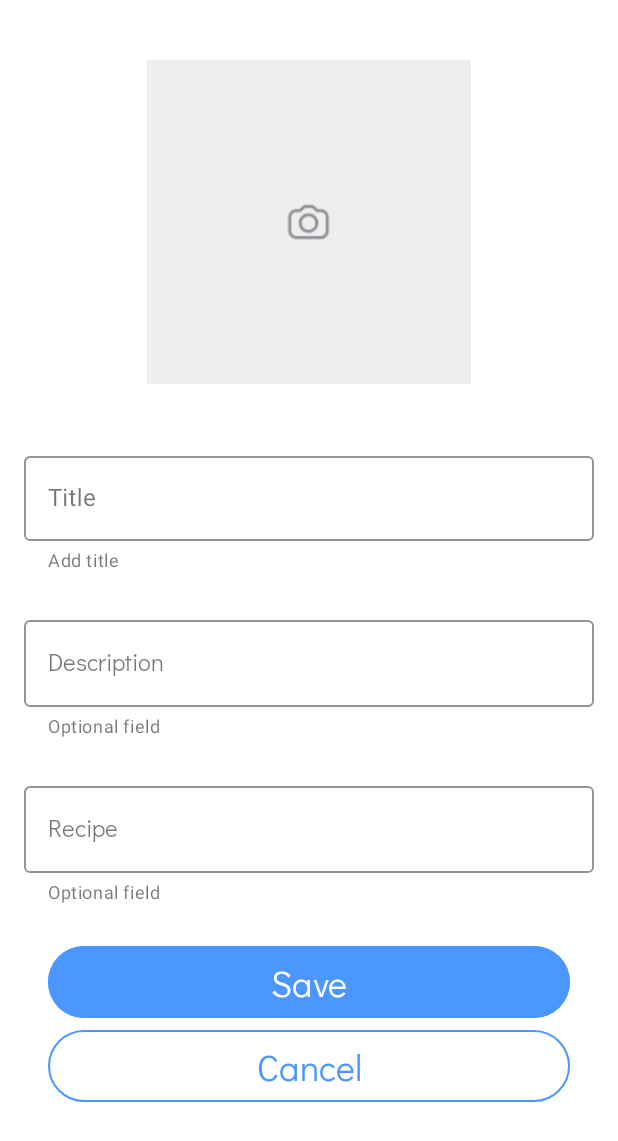
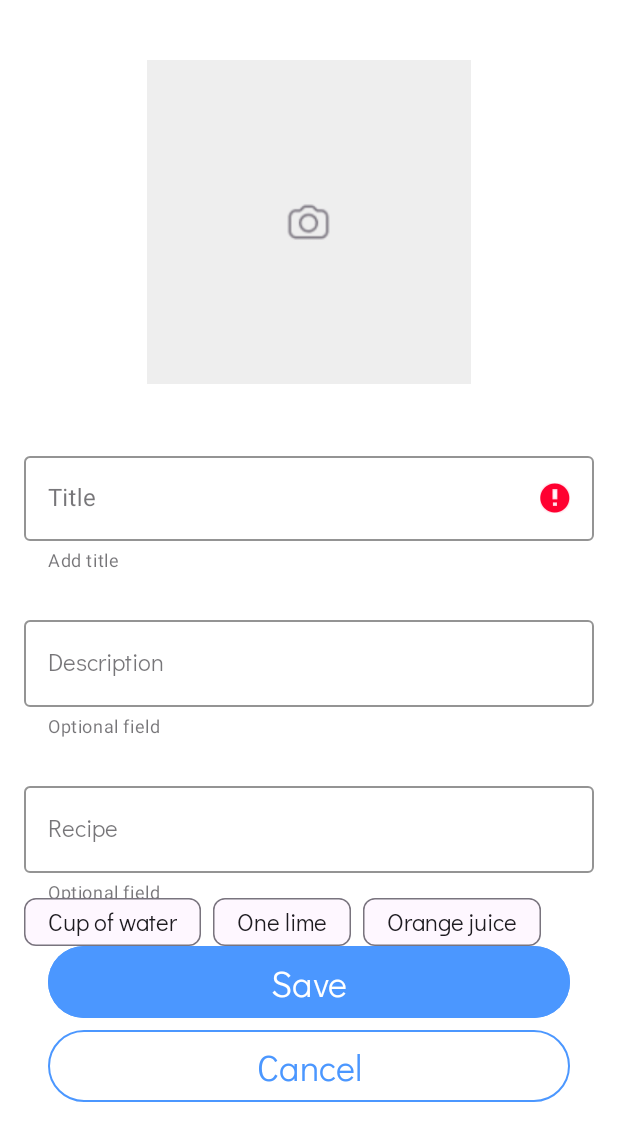
Before and after one commit to nastyaanastasya/cocktail-bar, an Android app: the EditFragment screen opened through its navigation route, after a tap on "Save", on a phone screen of 412 x 824 dp. Shown: the top 1141 px of the screen. Run offline under Robolectric (Android 15) with nearby library versions, the phone set to English and light mode, and no system bars; our stand-ins replace Dagger/Hilt's generated code, Room's generated code.

Commit message:
chips added, edit screen fixed

```diff
--- a/app/src/main/java/com/nastyaanastasya/cocktailbar/presentation/fragment/editing/EditFragment.kt
+++ b/app/src/main/java/com/nastyaanastasya/cocktailbar/presentation/fragment/editing/EditFragment.kt
@@ -68,6 +68,7 @@ class EditFragment : Fragment(R.layout.fragment_edit) {
                     id?.let {
                         editViewModel.edit(cocktail)
                     } ?: editViewModel.save(cocktail)
+                    navigateBack()
                 }
             }
             btnDelete.setOnClickListener {
@@ -93,9 +94,16 @@ class EditFragment : Fragment(R.layout.fragment_edit) {
                 name = binding.tietTitle.text.toString(),
                 desc = binding.tietDesc.text.toString(),
                 recipe = binding.tietRecipe.text.toString(),
-                ingredients = emptyList()
+                ingredients = mutableListOf()
             )
         }
+        else {
+            showErrorMessage()
+        }
+    }
+
+    private fun showErrorMessage() {
+        binding.tietTitle.error = getString(R.string.show_error)
     }
 
     private fun checkTitleText() = binding.tietTitle.text.toString().isNotBlank()
--- a/app/src/main/res/layout/fragment_edit.xml
+++ b/app/src/main/res/layout/fragment_edit.xml
@@ -79,6 +79,41 @@
                 android:inputType="textMultiLine" />
         </com.google.android.material.textfield.TextInputLayout>
 
+        <com.google.android.material.chip.ChipGroup
+            android:id="@+id/chip_group"
+            android:layout_width="0dp"
+            android:layout_height="wrap_content"
+            android:layout_marginStart="@dimen/margin_16"
+            android:layout_marginTop="@dimen/margin_24"
+            android:layout_marginEnd="@dimen/margin_16"
+            android:layout_marginBottom="@dimen/margin_24"
+            app:layout_constraintBottom_toTopOf="@+id/btn_save"
+            app:layout_constraintEnd_toEndOf="parent"
+            app:layout_constraintStart_toStartOf="parent"
+            app:layout_constraintTop_toBottomOf="@id/til_recipe">
+
+            <com.google.android.material.chip.Chip
+                android:id="@+id/chip_water"
+                android:layout_width="wrap_content"
+                android:layout_height="wrap_content"
+                android:textAppearance="@style/Text"
+                android:text="@string/chip_water"/>
+
+            <com.google.android.material.chip.Chip
+                android:id="@+id/chip_lime"
+                android:layout_width="wrap_content"
+                android:layout_height="wrap_content"
+                android:textAppearance="@style/Text"
+                android:text="@string/chip_lime"/>
+
+            <com.google.android.material.chip.Chip
+                android:id="@+id/chip_orange"
+                android:layout_width="wrap_content"
+                android:layout_height="wrap_content"
+                android:textAppearance="@style/Text"
+                android:text="@string/chip_orange_juice"/>
+        </com.google.android.material.chip.ChipGroup>
+
         <com.google.android.material.button.MaterialButton
             android:id="@+id/btn_save"
             style="@style/FilledButton"
--- a/app/src/main/res/values/strings.xml
+++ b/app/src/main/res/values/strings.xml
@@ -32,4 +32,9 @@
     <string name="cocktail_example">Cocktail Name Example</string>
 
     <string name="title_error_text">Add title</string>
+
+    <string name="chip_water">Cup of water</string>
+    <string name="chip_lime">One lime</string>
+    <string name="chip_orange_juice">Orange juice</string>
+    <string name="show_error">Add title</string>
 </resources>
```
